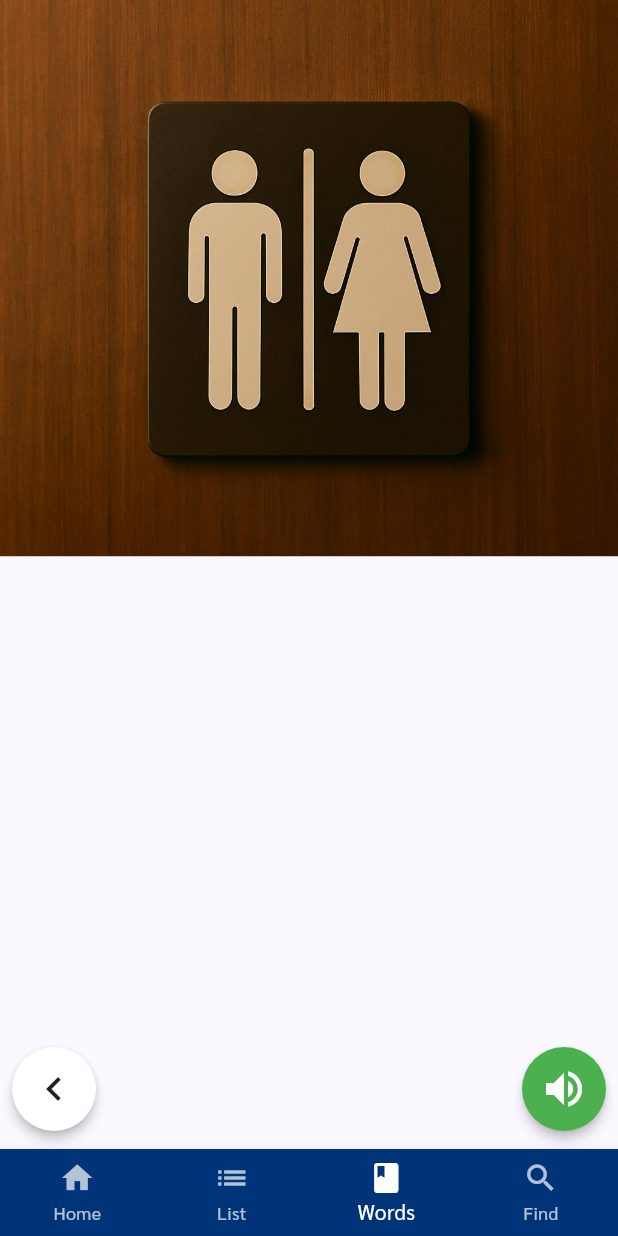
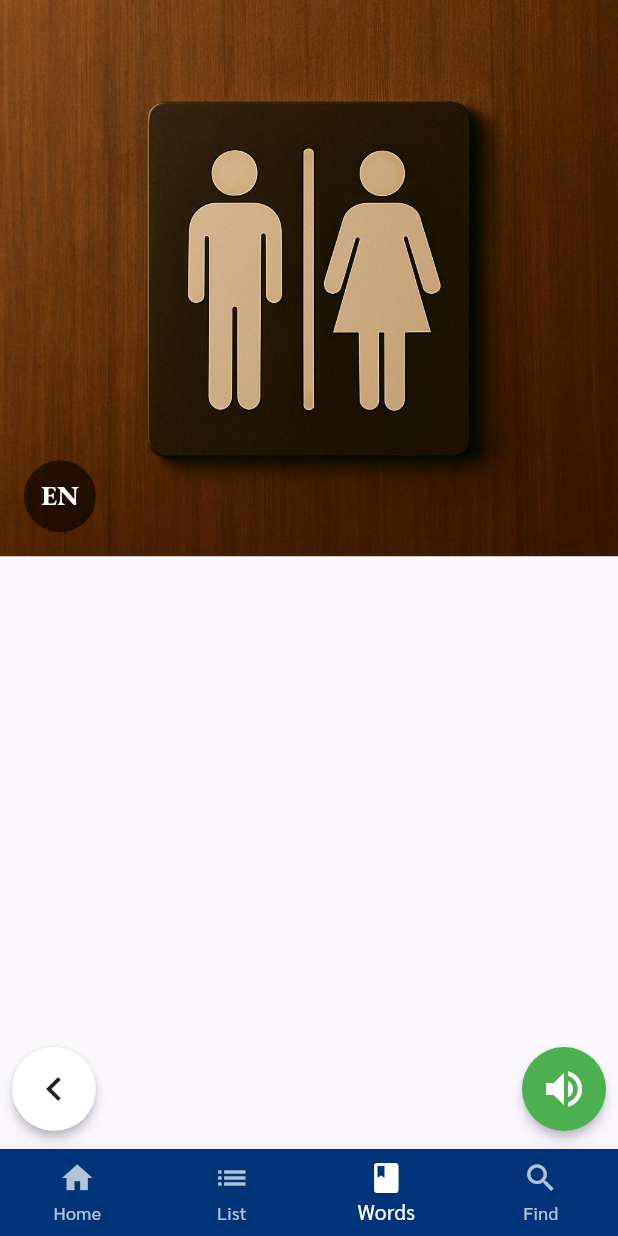
Before and after one commit to Spike-36/SomTam, a Flutter app: the screen it shows after launch, item 3 of the bottom bar chosen, after a tap on the "chevron left" icon, on a phone screen of 412 x 824 dp. Run offline on Flutter 3.47's test engine with Material 3 defaults, Android fonts, the phone set to English and light mode, and no system bars; our stand-ins replace audioplayers, scrollable_positioned_list, video_player; statements that could not run were skipped.

Commit message:
Revert FlashcardDetailScreen and MainScreen to stable working version (cards+index signature)

```diff
--- a/lib/ui/flashcard_detail_screen.dart
+++ b/lib/ui/flashcard_detail_screen.dart
@@ -1,7 +1,20 @@
+// lib/ui/flashcard_detail_screen.dart
 import 'package:flutter/material.dart';
 import '../data/card.dart';
 import '../services/audio_service.dart';
 import '../I18n/i18n.dart';
+
+// ==================== Styles ====================
+const double kHeadwordSize = 48;
+const double kChevronButtonSize = 56.0;
+const double kChevronIconSize = 32.0;
+const double kChevronOuterPad = 12.0;
+const Color kSpeakerColor = Colors.black38;
+const double kSwipeVelocityThreshold = 300.0;
+
+// 👉 Manual fine-tune constants for EN button position & size
+const double kENButtonOffset = 16.0;
+const double kENButtonSize = 48.0;
 
 class FlashcardDetailScreen extends StatefulWidget {
   final List<Flashcard> cards;
@@ -24,14 +37,6 @@ class FlashcardDetailScreen extends StatefulWidget {
   @override
   State<FlashcardDetailScreen> createState() => _FlashcardDetailScreenState();
 }
-
-// ==================== Styles ====================
-const double kHeadwordSize = 48;
-const double kChevronButtonSize = 56.0;
-const double kChevronIconSize = 32.0;
-const double kChevronOuterPad = 12.0;
-const Color kSpeakerColor = Colors.black38;
-const double kSwipeVelocityThreshold = 300.0;
 
 class _FlashcardDetailScreenState extends State<FlashcardDetailScreen> {
   int? _lastAutoPlayedIndex;
@@ -90,7 +95,7 @@ class _FlashcardDetailScreenState extends State<FlashcardDetailScreen> {
     if (oldWidget.index != widget.index) {
       _lastAutoPlayedIndex = null;
       _revealed = false;
-      _showWord = _showSpeaker = _showPhonetic = false; // 👉 reset fades
+      _showWord = _showSpeaker = _showPhonetic = false;
       _busy = false;
     }
     if (oldWidget.index != widget.index ||
@@ -101,7 +106,7 @@ class _FlashcardDetailScreenState extends State<FlashcardDetailScreen> {
   }
 
   void _goTo(int newIndex) {
-    if (_busy) return; // 👉 block during reveal
+    if (_busy) return;
     final n = widget.cards.length;
     if (n == 0) return;
     final wrapped = (newIndex % n + n) % n;
@@ -126,32 +131,27 @@ class _FlashcardDetailScreenState extends State<FlashcardDetailScreen> {
       }
 
       try {
-        // 👉 Audio #1: channel B, non-interrupting
         widget.audio.playAsset(path, interrupt: false, channel: 'b');
-
-        // 500 ms gap
-        await Future.delayed(const Duration(milliseconds: 2000));
-
-        // 👉 Audio #2: channel A (normal)
+        await Future.delayed(const Duration(milliseconds: 2500)); // 🔄 2.5s delay
         await _safePlay(context, path, interrupt: true, channel: 'a');
 
-        // 👉 start reveal visuals
         setState(() => _revealed = true);
 
-        // Thai word fade (600ms)
+        // Thai word fade (600 ms)
         Future.delayed(const Duration(milliseconds: 0), () {
           if (mounted) setState(() => _showWord = true);
         });
-        // +250ms → speaker
+
+        // +850 ms → speaker
         Future.delayed(const Duration(milliseconds: 850), () {
           if (mounted) setState(() => _showSpeaker = true);
         });
-        // +250ms → phonetic placeholder (still hidden content-wise)
-        Future.delayed(const Duration(milliseconds: 1100), () {
+
+        // +300 ms after speaker → phonetic
+        Future.delayed(const Duration(milliseconds: 1150), () {
           if (mounted) setState(() => _showPhonetic = true);
         });
 
-        // keep UI locked until fades done
         await Future.delayed(const Duration(milliseconds: 1600));
       } finally {
         if (mounted) setState(() => _busy = false);
@@ -193,17 +193,47 @@ class _FlashcardDetailScreenState extends State<FlashcardDetailScreen> {
     final headword = (card.thai ?? '').trim();
     final headwordFont = _containsThai(headword) ? 'Sarabun' : 'EBGaramond';
 
+    final imageStack = Stack(
+      fit: StackFit.expand,
+      children: [
+        (card.image ?? '').trim().isEmpty
+            ? Container(color: Colors.black12)
+            : Image.asset(_imagePath(card.image), fit: BoxFit.cover),
+
+        // 👉 EN button (always visible)
+        Positioned(
+          left: kENButtonOffset,
+          bottom: kENButtonOffset,
+          child: Container(
+            width: kENButtonSize,
+            height: kENButtonSize,
+            decoration: BoxDecoration(
+              color: Colors.black.withOpacity(0.6),
+              shape: BoxShape.circle,
+            ),
+            child: const Center(
+              child: Text(
+                'EN',
+                style: TextStyle(
+                  fontFamily: 'EBGaramond',
+                  fontWeight: FontWeight.bold,
+                  fontSize: 18,
+                  color: Colors.white,
+                ),
+              ),
+            ),
+          ),
+        ),
+      ],
+    );
+
     final scroll = CustomScrollView(
       slivers: [
         SliverAppBar(
           automaticallyImplyLeading: false,
           expandedHeight: imageHeight,
           backgroundColor: Colors.black,
-          flexibleSpace: FlexibleSpaceBar(
-            background: ((card.image ?? '').trim().isEmpty)
-                ? Container(color: Colors.black12)
-                : Image.asset(_imagePath(card.image), fit: BoxFit.cover),
-          ),
+          flexibleSpace: FlexibleSpaceBar(background: imageStack),
         ),
         SliverToBoxAdapter(
           child: Padding(
@@ -215,7 +245,6 @@ class _FlashcardDetailScreenState extends State<FlashcardDetailScreen> {
                   Column(
                     mainAxisSize: MainAxisSize.min,
                     children: [
-                      // 👉 Thai word fade-in
                       AnimatedOpacity(
                         opacity: _showWord ? 1.0 : 0.0,
                         duration: const Duration(milliseconds: 600),
@@ -238,8 +267,6 @@ class _FlashcardDetailScreenState extends State<FlashcardDetailScreen> {
                         ),
                       ),
                       const SizedBox(height: 6),
-
-                      // 👉 Speaker fade-in
                       AnimatedOpacity(
                         opacity: _showSpeaker ? 1.0 : 0.0,
                         duration: const Duration(milliseconds: 600),
@@ -268,13 +295,22 @@ class _FlashcardDetailScreenState extends State<FlashcardDetailScreen> {
                         ),
                       ),
                       const SizedBox(height: 6),
-
-                      // 👉 Phonetic fade-in (placeholder still hidden)
                       AnimatedOpacity(
-                        opacity: _showPhonetic ? 0.0 : 0.0,
+                        opacity: _showPhonetic ? 1.0 : 0.0,
                         duration: const Duration(milliseconds: 600),
                         curve: Curves.easeInOut,
-                        child: const SizedBox.shrink(),
+                        child: Center(
+                          child: Text(
+                            card.phonetic ?? '',
+                            textAlign: TextAlign.center,
+                            style: const TextStyle(
+                              fontFamily: 'EBGaramond',
+                              fontSize: 28,
+                              color: Colors.black54,
+                              height: 1.3,
+                            ),
+                          ),
+                        ),
                       ),
                     ],
                   ),
```
